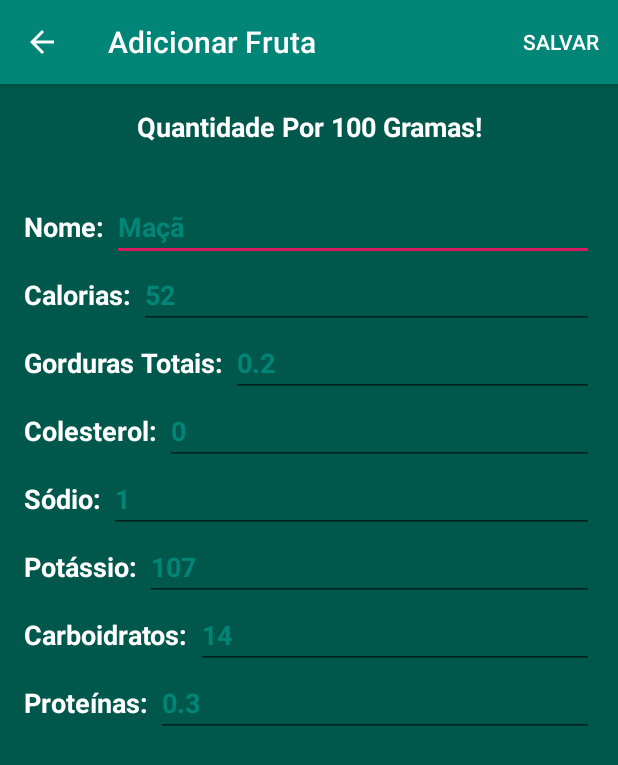
After one commit to theuskira/Android_Studio_Projeto, an Android app: the CadastroAlimentosActivity screen opened directly, with no data from a screen before it, on a phone screen of 412 x 824 dp. The commit adds this screen. Shown: the top 765 px of the screen. Run offline under Robolectric (Android 15) with nearby library versions, the phone set to English and light mode, and no system bars; our stand-ins replace Firebase (no records; nobody signed in at launch, a user with empty details on screens opened directly).

Commit message:
Firebase | Adicionar Frutas

```diff
--- a/app/build.gradle
+++ b/app/build.gradle
@@ -29,6 +29,7 @@ dependencies {
     testImplementation 'junit:junit:4.12'
     androidTestImplementation 'com.android.support.test:runner:1.0.2'
     androidTestImplementation 'com.android.support.test.espresso:espresso-core:3.0.2'
+    implementation 'com.google.firebase:firebase-database:16.0.3'
 }
 
 apply plugin: 'com.google.gms.google-services'
--- a/app/src/main/AndroidManifest.xml
+++ b/app/src/main/AndroidManifest.xml
@@ -34,7 +34,8 @@
         <activity
             android:name=".LoginActivity"
             android:label="@string/title_activity_login" />
-        <activity android:name=".OrientacaoActivity"></activity>
+        <activity android:name=".OrientacaoActivity" />
+        <activity android:name=".CadastroAlimentosActivity"></activity>
     </application>
 
 </manifest>
--- /dev/null
+++ b/app/src/main/java/br/com/icoddevelopers/nutrifood/CadastroAlimentosActivity.java
@@ -0,0 +1,140 @@
+package br.com.icoddevelopers.nutrifood;
+
+import android.content.Intent;
+import android.support.v7.app.AppCompatActivity;
+import android.os.Bundle;
+import android.view.Menu;
+import android.view.MenuInflater;
+import android.view.MenuItem;
+import android.widget.EditText;
+import android.widget.Toast;
+
+import com.google.firebase.database.DatabaseReference;
+import com.google.firebase.database.FirebaseDatabase;
+
+public class CadastroAlimentosActivity extends AppCompatActivity {
+
+    private DatabaseReference databaseReference = FirebaseDatabase.getInstance().getReference("Frutas");
+
+    private EditText nome;
+    private EditText calorias;
+    private EditText gorduras_t;
+    private EditText colesterol;
+    private EditText sodio;
+    private EditText potassio;
+    private EditText carboidratos;
+    private EditText proteinas;
+
+    @Override
+    protected void onCreate(Bundle savedInstanceState) {
+        super.onCreate(savedInstanceState);
+        setContentView(R.layout.activity_cadastro_alimentos);
+
+        getSupportActionBar().setDisplayHomeAsUpEnabled(true); //Mostrar o botão
+        getSupportActionBar().setHomeButtonEnabled(true);      //Ativar o botão
+        getSupportActionBar().setTitle("Adicionar Fruta");     //Titulo para ser exibido na sua Action Bar em frente à seta
+
+        this.nome = findViewById(R.id.txtCadAlimentos_Nome);
+        this.calorias = findViewById(R.id.txtCadAlimentos_Calorias);
+        this.gorduras_t = findViewById(R.id.txtCadAlimentos_GordT);
+        this.colesterol = findViewById(R.id.txtCadAlimentos_Colesterol);
+        this.sodio = findViewById(R.id.txtCadAlimentos_Sodio);
+        this.potassio = findViewById(R.id.txtCadAlimentos_Potassio);
+        this.carboidratos = findViewById(R.id.txtCadAlimentos_Carboidratos);
+        this.proteinas = findViewById(R.id.txtCadAlimentos_Proteinas);
+
+    }
+
+    @Override
+    public boolean onCreateOptionsMenu(Menu menu) {
+        MenuInflater inflater = getMenuInflater();
+        inflater.inflate(R.menu.salvar, menu);
+        return true;
+    }
+
+    @Override
+    public boolean onOptionsItemSelected(MenuItem item) {
+        switch (item.getItemId()){
+            case R.id.btnMenuSalvar:
+                try{
+                    boolean erro = false;
+
+                    if(this.nome.getText().toString().equals("")){
+                        this.nome.setError("Digite o Nome!");
+                        erro = true;
+                    }/*
+                    else if(Float.parseFloat(mViewHolder.altura.getText().toString()) >= 50){
+                        mViewHolder.altura.setText("" + Float.parseFloat(mViewHolder.altura.getText().toString())  * 0.01);
+                    }
+                    else if(Float.parseFloat(mViewHolder.altura.getText().toString()) > 4 || Float.parseFloat(mViewHolder.altura.getText().toString()) < 0){
+                        mViewHolder.altura.setError("Altura Inválida!");
+                        erro = true;
+                    }*/
+                    if(this.calorias.getText().toString().equals("")){
+                        this.calorias.setError("Digite a Caloria!");
+                        erro = true;
+                    }
+                    if(this.gorduras_t.getText().toString().equals("")){
+                        this.gorduras_t.setError("Digite a Gordura Total!");
+                        erro = true;
+                    }
+                    if(this.colesterol.getText().toString().equals("")){
+                        this.colesterol.setError("Digite o Colesterol!");
+                        erro = true;
+                    }
+                    if(this.sodio.getText().toString().equals("")){
+                        this.sodio.setError("Digite o Sódio!");
+                        erro = true;
+                    }
+                    if(this.potassio.getText().toString().equals("")){
+                        this.potassio.setError("Digite o Potássio!");
+                        erro = true;
+                    }
+                    if(this.carboidratos.getText().toString().equals("")){
+                        this.carboidratos.setError("Digite o Carboidrato!");
+                        erro = true;
+                    }
+                    if(this.proteinas.getText().toString().equals("")){
+                        this.proteinas.setError("Digite as Proteínas!");
+                        erro = true;
+                    }
+                    if(!erro){
+                        try{
+
+                            this.databaseReference.child(this.nome.getText().toString()).setValue(this.nome.getText().toString());
+                            this.databaseReference.child(this.nome.getText().toString()).child("Nome").setValue(this.nome.getText().toString());
+                            this.databaseReference.child(this.nome.getText().toString()).child("Calorias").setValue(this.calorias.getText().toString());
+                            this.databaseReference.child(this.nome.getText().toString()).child("Gorduras Totais").setValue(this.gorduras_t.getText().toString());
+                            this.databaseReference.child(this.nome.getText().toString()).child("Colesterol").setValue(this.colesterol.getText().toString());
+                            this.databaseReference.child(this.nome.getText().toString()).child("Sódio").setValue(this.sodio.getText().toString());
+                            this.databaseReference.child(this.nome.getText().toString()).child("Potássio").setValue(this.potassio.getText().toString());
+                            this.databaseReference.child(this.nome.getText().toString()).child("Carboidratos").setValue(this.carboidratos.getText().toString());
+                            this.databaseReference.child(this.nome.getText().toString()).child("Proteínas").setValue(this.proteinas.getText().toString());
+
+                            Toast.makeText(getApplicationContext(), this.nome.getText().toString() + " adicionado!", Toast.LENGTH_LONG).show();
+                            this.nome.setText("");
+                            this.calorias.setText("");
+                            this.gorduras_t.setText("");
+                            this.colesterol.setText("");
+                            this.sodio.setText("");
+                            this.potassio.setText("");
+                            this.carboidratos.setText("");
+                            this.proteinas.setText("");
+                        }catch (Exception e){
+                            Toast.makeText(getApplicationContext(), "Erro: " + e, Toast.LENGTH_LONG).show();
+                        }
+                    }
+                    break;
+                }catch (Exception e){
+                    Toast.makeText(getApplicationContext(), "Erro: " + e, Toast.LENGTH_LONG).show();
+                }
+            case android.R.id.home:  //ID do seu botão (gerado automaticamente pelo android, usando como está, deve funcionar
+                startActivity(new Intent(this, MainActivity.class));  //O efeito ao ser pressionado do botão (no caso abre a activity)
+                finish();  //Método para matar a activity e não deixa-lá indexada na pilhagem
+                break;
+            default:
+                break;
+        }
+        return super.onOptionsItemSelected(item);
+    }
+}
--- a/app/src/main/java/br/com/icoddevelopers/nutrifood/MainActivity.java
+++ b/app/src/main/java/br/com/icoddevelopers/nutrifood/MainActivity.java
@@ -92,15 +92,19 @@ public class MainActivity extends AppCompatActivity
             startActivity(intent);
         }
         else if (id == R.id.nav_orientacao) {
-            //Intent intent = new Intent(MainActivity.this, CalculoProfiActivity.class);
-            //startActivity(intent);
+            Intent intent = new Intent(MainActivity.this, OrientacaoActivity.class);
+            startActivity(intent);
             Toast.makeText(MainActivity.this, "Orientação Nutricional", Toast.LENGTH_LONG).show();
         }
         else if (id == R.id.nav_alarme) {
             Toast.makeText(MainActivity.this, "Alarmes", Toast.LENGTH_LONG).show();
         }
         else if (id == R.id.nav_manage) {
-
+            Toast.makeText(MainActivity.this, "Editar", Toast.LENGTH_LONG).show();
+        }
+        else if (id == R.id.nav_Add_fruta) {
+            Intent intent = new Intent(MainActivity.this, CadastroAlimentosActivity.class);
+            startActivity(intent);
         }
         else if (id == R.id.nav_entrar) {
             Intent intent = new Intent(MainActivity.this, LoginActivity.class);
--- a/app/src/main/java/br/com/icoddevelopers/nutrifood/OrientacaoActivity.java
+++ b/app/src/main/java/br/com/icoddevelopers/nutrifood/OrientacaoActivity.java
@@ -3,11 +3,19 @@ package br.com.icoddevelopers.nutrifood;
 import android.support.v7.app.AppCompatActivity;
 import android.os.Bundle;
 
+import com.google.firebase.database.DatabaseReference;
+import com.google.firebase.database.FirebaseDatabase;
+
 public class OrientacaoActivity extends AppCompatActivity {
+
+    private DatabaseReference databaseReference = FirebaseDatabase.getInstance().getReference();
 
     @Override
     protected void onCreate(Bundle savedInstanceState) {
         super.onCreate(savedInstanceState);
         setContentView(R.layout.activity_orientacao);
+
+        //databaseReference.child("frutas").setValue(100);
+
     }
 }
--- /dev/null
+++ b/app/src/main/res/layout/activity_cadastro_alimentos.xml
@@ -0,0 +1,275 @@
+<?xml version="1.0" encoding="utf-8"?>
+<LinearLayout xmlns:android="http://schemas.android.com/apk/res/android"
+    xmlns:app="http://schemas.android.com/apk/res-auto"
+    xmlns:tools="http://schemas.android.com/tools"
+    android:layout_width="match_parent"
+    android:layout_height="match_parent"
+    android:background="@color/colorPrimaryDark"
+    tools:context=".CadastroAlimentosActivity">
+
+    <ScrollView
+        android:layout_width="match_parent"
+        android:layout_height="match_parent">
+
+        <LinearLayout
+            android:layout_width="match_parent"
+            android:layout_height="wrap_content"
+            android:orientation="vertical">
+
+            <TextView
+                android:layout_width="match_parent"
+                android:layout_height="wrap_content"
+                android:layout_margin="16dp"
+                android:layout_weight="0"
+                android:gravity="center_horizontal"
+                android:text="Quantidade Por 100 Gramas!"
+                android:textAppearance="@style/TextAppearance.AppCompat.Body1"
+                android:textColor="@android:color/white"
+                android:textSize="18sp"
+                android:textStyle="bold"
+                android:visibility="visible" />
+
+            <LinearLayout
+                android:layout_width="match_parent"
+                android:layout_height="wrap_content"
+                android:layout_marginLeft="16dp"
+                android:layout_marginTop="16dp"
+                android:layout_marginRight="16dp"
+                android:layout_weight="0"
+                android:orientation="horizontal">
+
+                <TextView
+                    android:layout_width="wrap_content"
+                    android:layout_height="wrap_content"
+                    android:layout_weight="0"
+                    android:text="Nome:"
+                    android:textColor="@android:color/white"
+                    android:textSize="18sp"
+                    android:textStyle="bold" />
+
+                <EditText
+                    android:id="@+id/txtCadAlimentos_Nome"
+                    android:layout_width="wrap_content"
+                    android:layout_height="wrap_content"
+                    android:layout_marginLeft="5dp"
+                    android:layout_weight="1"
+                    android:hint="Maçã"
+                    android:inputType="textPersonName"
+                    android:textColor="@android:color/white"
+                    android:textColorHint="@color/colorPrimary"
+                    android:textStyle="bold" />
+            </LinearLayout>
+
+            <LinearLayout
+                android:layout_width="match_parent"
+                android:layout_height="wrap_content"
+                android:layout_marginLeft="16dp"
+                android:layout_marginRight="16dp"
+                android:layout_weight="0"
+                android:orientation="horizontal">
+
+                <TextView
+                    android:layout_width="wrap_content"
+                    android:layout_height="wrap_content"
+                    android:layout_weight="0"
+                    android:text="Calorias:"
+                    android:textColor="@android:color/white"
+                    android:textSize="18sp"
+                    android:textStyle="bold" />
+
+                <EditText
+                    android:id="@+id/txtCadAlimentos_Calorias"
+                    android:layout_width="wrap_content"
+                    android:layout_height="wrap_content"
+                    android:layout_marginLeft="5dp"
+                    android:layout_weight="1"
+                    android:hint="52"
+                    android:inputType="numberDecimal"
+                    android:textColor="@android:color/white"
+                    android:textColorHint="@color/colorPrimary"
+                    android:textStyle="bold" />
+            </LinearLayout>
+
+            <LinearLayout
+                android:layout_width="match_parent"
+                android:layout_height="wrap_content"
+                android:layout_marginLeft="16dp"
+                android:layout_marginRight="16dp"
+                android:layout_weight="0"
+                android:orientation="horizontal">
+
+                <TextView
+                    android:layout_width="wrap_content"
+                    android:layout_height="wrap_content"
+                    android:layout_weight="0"
+                    android:text="Gorduras Totais:"
+                    android:textColor="@android:color/white"
+                    android:textSize="18sp"
+                    android:textStyle="bold" />
+
+                <EditText
+                    android:id="@+id/txtCadAlimentos_GordT"
+                    android:layout_width="wrap_content"
+                    android:layout_height="wrap_content"
+                    android:layout_marginLeft="5dp"
+                    android:layout_weight="1"
+                    android:hint="0.2"
+                    android:inputType="numberDecimal"
+                    android:textColor="@android:color/white"
+                    android:textColorHint="@color/colorPrimary"
+                    android:textStyle="bold" />
+            </LinearLayout>
+
+            <LinearLayout
+                android:layout_width="match_parent"
+                android:layout_height="wrap_content"
+                android:layout_marginLeft="16dp"
+                android:layout_marginRight="16dp"
+                android:layout_weight="0"
+                android:orientation="horizontal">
+
+                <TextView
+                    android:layout_width="wrap_content"
+                    android:layout_height="wrap_content"
+                    android:layout_weight="0"
+                    android:text="Colesterol:"
+                    android:textColor="@android:color/white"
+                    android:textSize="18sp"
+                    android:textStyle="bold" />
+
+                <EditText
+                    android:id="@+id/txtCadAlimentos_Colesterol"
+                    android:layout_width="wrap_content"
+                    android:layout_height="wrap_content"
+                    android:layout_marginLeft="5dp"
+                    android:layout_weight="1"
+                    android:hint="0"
+                    android:inputType="numberDecimal"
+                    android:textColor="@android:color/white"
+                    android:textColorHint="@color/colorPrimary"
+                    android:textStyle="bold" />
+            </LinearLayout>
+
+            <LinearLayout
+                android:layout_width="match_parent"
+                android:layout_height="wrap_content"
+                android:layout_marginLeft="16dp"
+                android:layout_marginRight="16dp"
+                android:layout_weight="0"
+                android:orientation="horizontal">
+
+                <TextView
+                    android:layout_width="wrap_content"
+                    android:layout_height="wrap_content"
+                    android:layout_weight="0"
+                    android:text="Sódio:"
+                    android:textColor="@android:color/white"
+                    android:textSize="18sp"
+                    android:textStyle="bold" />
+
+                <EditText
+                    android:id="@+id/txtCadAlimentos_Sodio"
+                    android:layout_width="wrap_content"
+                    android:layout_height="wrap_content"
+                    android:layout_marginLeft="5dp"
+                    android:layout_weight="1"
+                    android:hint="1"
+                    android:inputType="numberDecimal"
+                    android:textColor="@android:color/white"
+                    android:textColorHint="@color/colorPrimary"
+                    android:textStyle="bold" />
+            </LinearLayout>
+
+            <LinearLayout
+                android:layout_width="match_parent"
+                android:layout_height="wrap_content"
+                android:layout_marginLeft="16dp"
+                android:layout_marginRight="16dp"
+                android:layout_weight="0"
+                android:orientation="horizontal">
+
+                <TextView
+                    android:layout_width="wrap_content"
+                    android:layout_height="wrap_content"
+                    android:layout_weight="0"
+                    android:text="Potássio:"
+                    android:textColor="@android:color/white"
+                    android:textSize="18sp"
+                    android:textStyle="bold" />
+
+                <EditText
+                    android:id="@+id/txtCadAlimentos_Potassio"
+                    android:layout_width="wrap_content"
+                    android:layout_height="wrap_content"
+                    android:layout_marginLeft="5dp"
+                    android:layout_weight="1"
+                    android:hint="107"
+                    android:inputType="numberDecimal"
+                    android:textColor="@android:color/white"
+                    android:textColorHint="@color/colorPrimary"
+                    android:textStyle="bold" />
+            </LinearLayout>
+
+            <LinearLayout
+                android:layout_width="match_parent"
+                android:layout_height="wrap_content"
+                android:layout_marginLeft="16dp"
+                android:layout_marginRight="16dp"
+                android:layout_weight="0"
+                android:orientation="horizontal">
+
+                <TextView
+                    android:layout_width="wrap_content"
+                    android:layout_height="wrap_content"
+                    android:layout_weight="0"
+                    android:text="Carboidratos:"
+                    android:textColor="@android:color/white"
+                    android:textSize="18sp"
+                    android:textStyle="bold" />
+
+                <EditText
+                    android:id="@+id/txtCadAlimentos_Carboidratos"
+                    android:layout_width="wrap_content"
+                    android:layout_height="wrap_content"
+                    android:layout_marginLeft="5dp"
+                    android:layout_weight="1"
+                    android:hint="14"
+                    android:inputType="numberDecimal"
+                    android:textColor="@android:color/white"
+                    android:textColorHint="@color/colorPrimary"
+                    android:textStyle="bold" />
+            </LinearLayout>
+
+            <LinearLayout
+                android:layout_width="match_parent"
+                android:layout_height="wrap_content"
+                android:layout_marginLeft="16dp"
+                android:layout_marginRight="16dp"
+                android:layout_marginBottom="16dp"
+                android:layout_weight="0"
+                android:orientation="horizontal">
+
+                <TextView
+                    android:layout_width="wrap_content"
+                    android:layout_height="wrap_content"
+                    android:layout_weight="0"
+                    android:text="Proteínas:"
+                    android:textColor="@android:color/white"
+                    android:textSize="18sp"
+                    android:textStyle="bold" />
+
+                <EditText
+                    android:id="@+id/txtCadAlimentos_Proteinas"
+                    android:layout_width="wrap_content"
+                    android:layout_height="wrap_content"
+                    android:layout_marginLeft="5dp"
+                    android:layout_weight="1"
+                    android:hint="0.3"
+                    android:inputType="numberDecimal"
+                    android:textColor="@android:color/white"
+                    android:textColorHint="@color/colorPrimary"
+                    android:textStyle="bold" />
+            </LinearLayout>
+        </LinearLayout>
+    </ScrollView>
+</LinearLayout>
--- a/app/src/main/res/menu/activity_main_drawer.xml
+++ b/app/src/main/res/menu/activity_main_drawer.xml
@@ -18,12 +18,16 @@
             android:title="Orientação Nutricional" />
         <item
             android:id="@+id/nav_alarme"
-            android:icon="@drawable/relogio"
+            android:icon="@android:drawable/ic_lock_idle_alarm"
             android:title="@string/alarmes" />
         <item
             android:id="@+id/nav_manage"
             android:icon="@drawable/ic_menu_manage"
             android:title="Editar" />
+        <item
+            android:id="@+id/nav_Add_fruta"
+            android:icon="@drawable/adddatabase"
+            android:title="Adicionar Alimento" />
     </group>
 
     <item android:title="@string/conta"
--- /dev/null
+++ b/app/src/main/res/menu/salvar.xml
@@ -0,0 +1,10 @@
+<?xml version="1.0" encoding="utf-8"?>
+<menu xmlns:app="http://schemas.android.com/apk/res-auto"
+    xmlns:android="http://schemas.android.com/apk/res/android">
+
+    <item
+        android:id="@+id/btnMenuSalvar"
+        android:title="Salvar"
+        android:visible="true"
+        app:showAsAction="always" />
+</menu>
```
Also changed, not shown: app/src/main/res/drawable/adddatabase.png (added).
